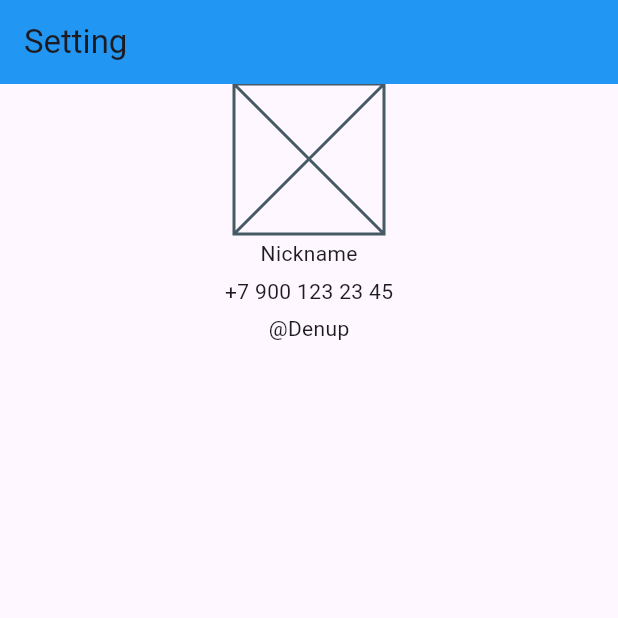
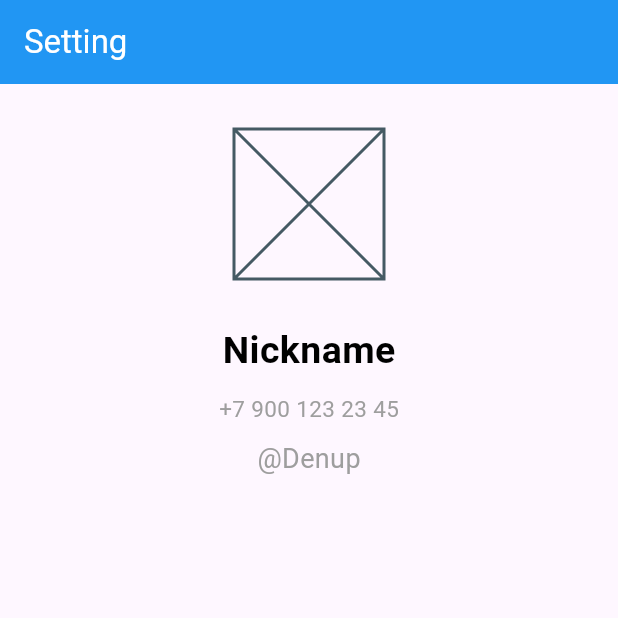
Before and after one commit to DenUP/First_APP, a Flutter app: the screen it shows after launch, on a phone screen of 412 x 824 dp, the top half of it. Run offline on Flutter 3.47's test engine with Material 3 defaults, Android fonts, the phone set to English and light mode, and no system bars.

Commit message:
Finish: Lessons 20

```diff
--- a/lib/widgets/user_profile.dart
+++ b/lib/widgets/user_profile.dart
@@ -8,30 +8,98 @@ class UserProfile extends StatelessWidget {
     // TODO: implement build
     return Scaffold(
       appBar: AppBar(
-        title: Text('Setting'),
+        title: const Text(
+          'Setting',
+          style: TextStyle(color: Colors.white),
+        ),
         backgroundColor: Colors.blue,
       ),
       body: Container(
         width: double.infinity,
-        child: Column(
+        child: const Column(
+          mainAxisAlignment: MainAxisAlignment.start,
           crossAxisAlignment: CrossAxisAlignment.center,
           children: [
-            Container(width: 100, height: 100, child: Placeholder()),
             SizedBox(
-              height: 3,
+              height: 30,
             ),
-            Text('Nickname'),
+            _AvatarWidget(),
             SizedBox(
-              height: 5,
+              height: 30,
             ),
-            Text('+7 900 123 23 45'),
+            _UserNameWidget(),
             SizedBox(
-              height: 5,
+              height: 10,
             ),
-            Text('@Denup'),
+            _UserPhoneWidget(),
+            SizedBox(
+              height: 10,
+            ),
+            _UserNickNameWidget(),
           ],
         ),
       ),
     );
   }
 }
+
+class _UserNickNameWidget extends StatelessWidget {
+  const _UserNickNameWidget({
+    super.key,
+  });
+
+  @override
+  Widget build(BuildContext context) {
+    return const Text(
+      '@Denup',
+      style: TextStyle(
+        color: Colors.grey,
+        fontSize: 18,
+      ),
+    );
+  }
+}
+
+class _UserPhoneWidget extends StatelessWidget {
+  const _UserPhoneWidget({
+    super.key,
+  });
+
+  @override
+  Widget build(BuildContext context) {
+    return const Text(
+      '+7 900 123 23 45',
+      style: TextStyle(
+        color: Colors.grey,
+        fontSize: 15,
+      ),
+    );
+    ;
+  }
+}
+
+class _UserNameWidget extends StatelessWidget {
+  const _UserNameWidget({
+    super.key,
+  });
+
+  @override
+  Widget build(BuildContext context) {
+    return const Text(
+      'Nickname',
+      style: TextStyle(
+          color: Colors.black, fontSize: 25, fontWeight: FontWeight.w600),
+    );
+  }
+}
+
+class _AvatarWidget extends StatelessWidget {
+  const _AvatarWidget({
+    super.key,
+  });
+
+  @override
+  Widget build(BuildContext context) {
+    return Container(width: 100, height: 100, child: Placeholder());
+  }
+}
```
